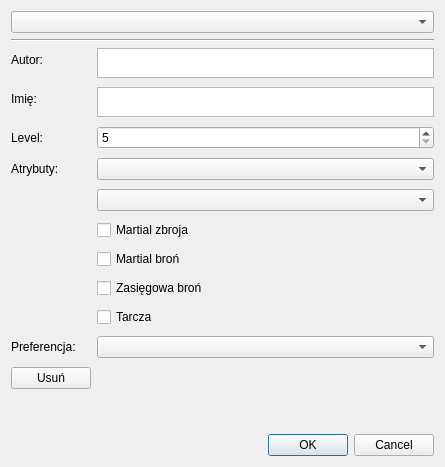
Old version of the form gui/dialogue/editplayer/editplayerdialogue.ui in the repository FasolowySpioch/faubla-ultima-item-generator.
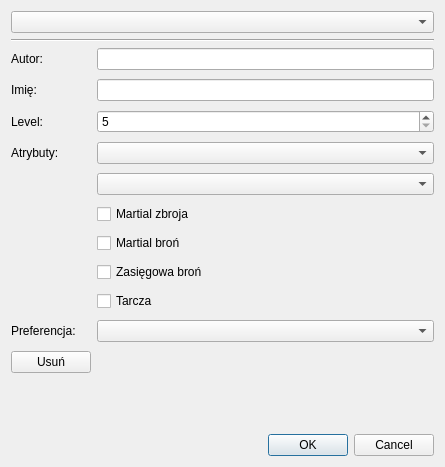
New version of the form.

What changed in the file:
```diff
--- a/gui/dialogue/editplayer/editplayerdialogue.ui
+++ b/gui/dialogue/editplayer/editplayerdialogue.ui
@@ -48,22 +48,6 @@
          </property>
         </widget>
        </item>
-       <item row="0" column="1">
-        <widget class="QTextEdit" name="TxtEditAuthor">
-         <property name="sizePolicy">
-          <sizepolicy hsizetype="Expanding" vsizetype="Maximum">
-           <horstretch>0</horstretch>
-           <verstretch>0</verstretch>
-          </sizepolicy>
-         </property>
-         <property name="maximumSize">
-          <size>
-           <width>16777215</width>
-           <height>30</height>
-          </size>
-         </property>
-        </widget>
-       </item>
        <item row="1" column="0">
         <widget class="QLabel" name="LabelName">
          <property name="text">
@@ -71,22 +55,6 @@
          </property>
         </widget>
        </item>
-       <item row="1" column="1">
-        <widget class="QTextEdit" name="TxtEditCharName">
-         <property name="sizePolicy">
-          <sizepolicy hsizetype="Expanding" vsizetype="Maximum">
-           <horstretch>0</horstretch>
-           <verstretch>0</verstretch>
-          </sizepolicy>
-         </property>
-         <property name="maximumSize">
-          <size>
-           <width>16777215</width>
-           <height>30</height>
-          </size>
-         </property>
-        </widget>
-       </item>
        <item row="2" column="0">
         <widget class="QLabel" name="LabelLvl">
          <property name="text">
@@ -162,6 +130,12 @@
          </property>
         </widget>
        </item>
+       <item row="0" column="1">
+        <widget class="QLineEdit" name="TxtEditAuthor"/>
+       </item>
+       <item row="1" column="1">
+        <widget class="QLineEdit" name="TxtEditCharName"/>
+       </item>
       </layout>
      </item>
     </layout>
```
